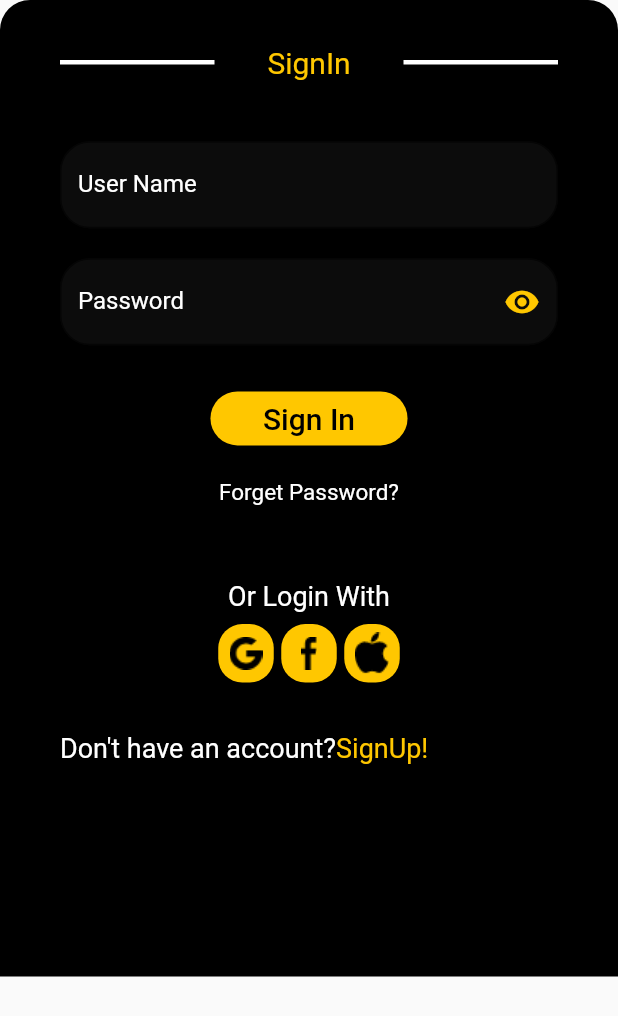
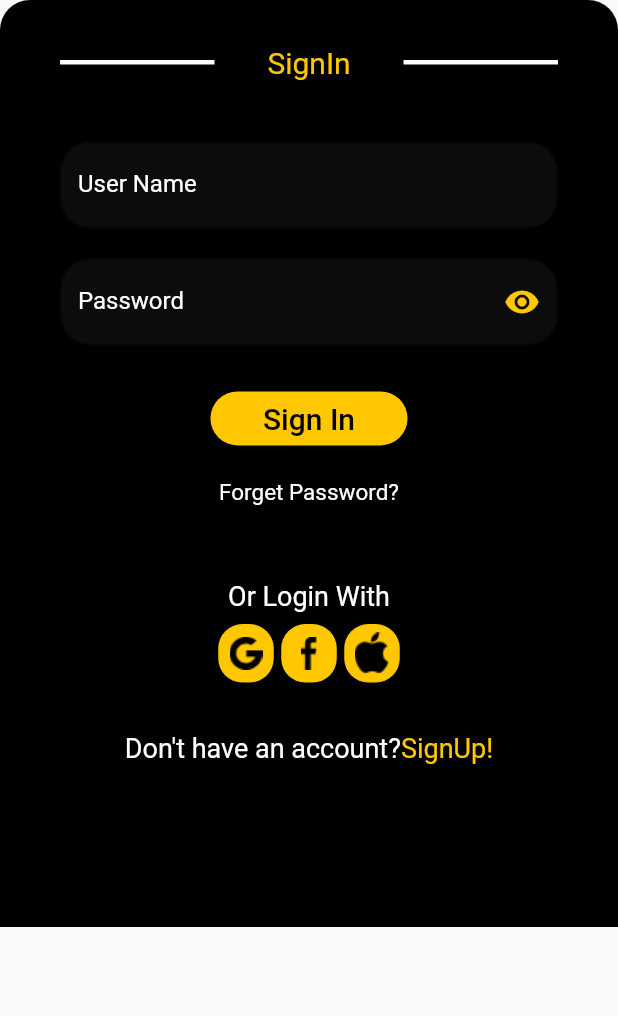
Before and after one commit to HassanrazaBhatti/demo, a Flutter app: the BlackContainer widget shown alone on an empty page, opened directly, on a phone screen of 412 x 824 dp. Shown: the top 1016 px of the screen. Run offline on Flutter 3.47's test engine with Material 2 defaults, Android fonts, the phone set to English and light mode, and no system bars; missing offline and left inert: assorted_layout_widgets.

Commit message:
final touches

```diff
--- a/lib/screens/login.dart
+++ b/lib/screens/login.dart
@@ -17,7 +17,7 @@ class _DemoTestState extends State<DemoTest> {
     return Scaffold(
       body: SingleChildScrollView(
         child: ColumnSuper(
-            innerDistance: -MediaQuery.of(context).size.height * 0.25,
+            innerDistance: -MediaQuery.of(context).size.height * 0.16,
             children: const [
                UpperContainer(),
                BlackContainer(),
--- a/lib/widgets/black_container.dart
+++ b/lib/widgets/black_container.dart
@@ -10,7 +10,7 @@ class BlackContainer extends StatelessWidget {
   @override
   Widget build(BuildContext context) {
     return Container(
-      height: MediaQuery.of(context).size.height * 0.79,
+      height: MediaQuery.of(context).size.height * 0.75,
       decoration: const BoxDecoration(
         color: Colors.black,
         borderRadius: BorderRadius.only(
@@ -174,6 +174,7 @@ class BlackContainer extends StatelessWidget {
               height: MediaQuery.of(context).size.height * 0.04,
             ),
             Row(
+              mainAxisAlignment: MainAxisAlignment.center,
               children:  [
               const  Text(
                   "Don't have an account?",
```
